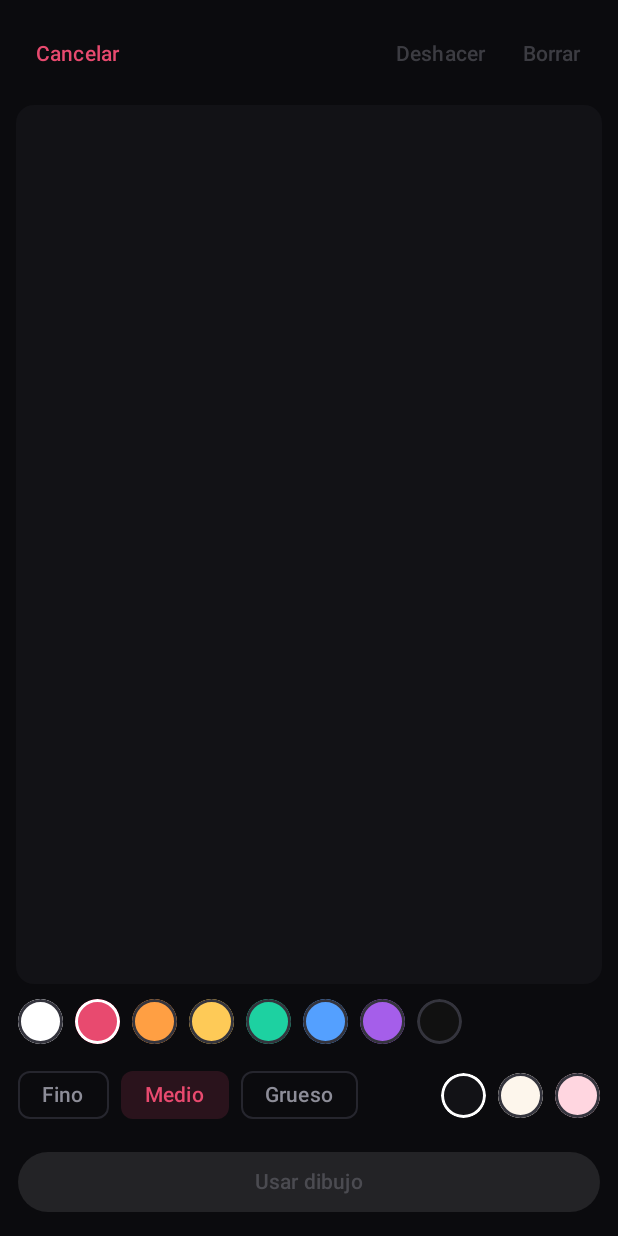
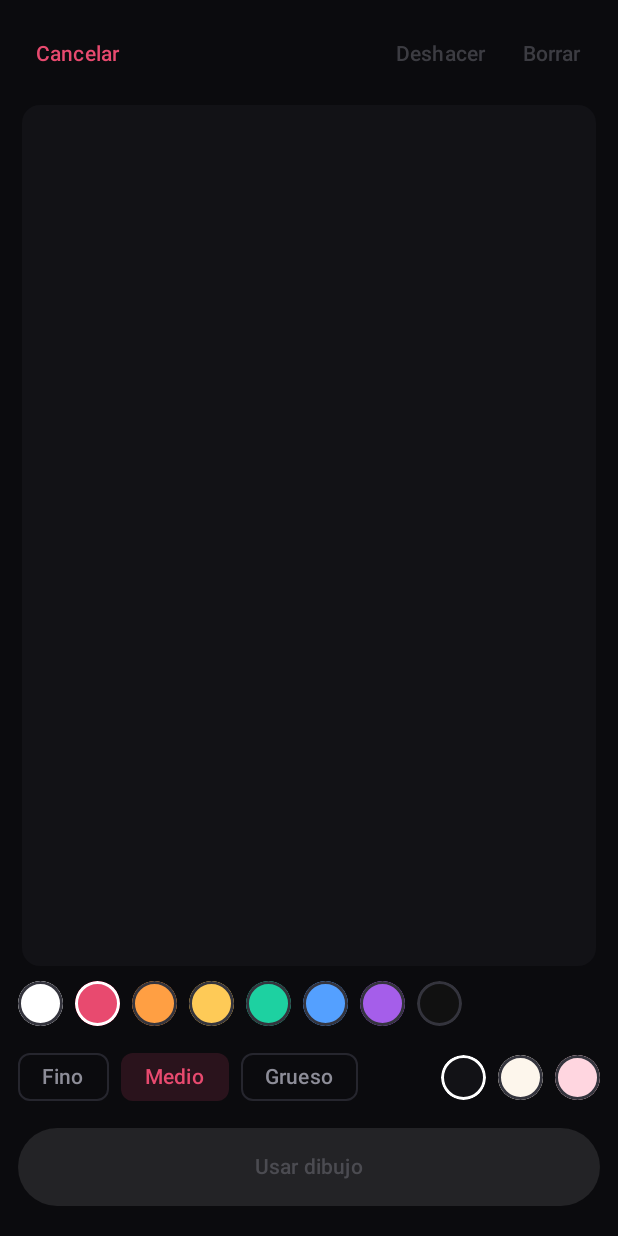
Before and after one commit to PoPiMiguel/4u, an Android app built with Jetpack Compose: the composable DrawScreen shown on its own in the app's theme, on a phone screen of 412 x 824 dp. Run offline under Robolectric (Android 15) with nearby library versions, the phone set to English and light mode, and no system bars; 3 statements that could not run were skipped.

Commit message:
Android: el lienzo de dibujo es una capa dentro de la ventana (no un Dialog) para respetar la barra de gestos
Co-Authored-By: Claude Opus 5.5 <noreply@anthropic.com>

```diff
--- a/android/app/src/main/java/app/fouru/ui/Draw.kt
+++ b/android/app/src/main/java/app/fouru/ui/Draw.kt
@@ -1,6 +1,7 @@
 package app.fouru.ui
 
 import android.os.SystemClock
+import androidx.activity.compose.BackHandler
 import androidx.compose.foundation.Canvas
 import androidx.compose.foundation.background
 import androidx.compose.foundation.border
@@ -14,6 +15,8 @@ import androidx.compose.foundation.layout.Spacer
 import androidx.compose.foundation.layout.aspectRatio
 import androidx.compose.foundation.layout.fillMaxSize
 import androidx.compose.foundation.layout.fillMaxWidth
+import androidx.compose.foundation.layout.heightIn
+import androidx.compose.foundation.layout.systemBarsPadding
 import androidx.compose.foundation.layout.padding
 import androidx.compose.foundation.layout.size
 import androidx.compose.foundation.shape.CircleShape
@@ -41,8 +44,6 @@ import androidx.compose.ui.graphics.drawscope.drawIntoCanvas
 import androidx.compose.ui.graphics.nativeCanvas
 import androidx.compose.ui.input.pointer.pointerInput
 import androidx.compose.ui.unit.dp
-import androidx.compose.ui.window.Dialog
-import androidx.compose.ui.window.DialogProperties
 import app.fouru.data.Drawing
 import app.fouru.data.DrawingRenderer
 import app.fouru.data.Stroke
@@ -67,9 +68,15 @@ fun DrawScreen(onDone: (Drawing) -> Unit, onCancel: () -> Unit) {
     // Reloj del dibujo: las pausas entre trazos se recortan a MAX_GAP_MS.
     var lastEnd by remember { mutableLongStateOf(0L) }
 
-    Dialog(onDismissRequest = onCancel, properties = DialogProperties(usePlatformDefaultWidth = false)) {
+    // Capa a pantalla completa dentro de la propia ventana (no un Dialog): así
+    // llegan los márgenes del sistema y nada queda debajo de la barra de gestos.
+    BackHandler(onBack = onCancel)
+    run {
         Surface(Modifier.fillMaxSize(), color = MaterialTheme.colorScheme.background) {
-            Column(Modifier.fillMaxSize().padding(12.dp), verticalArrangement = Arrangement.spacedBy(10.dp)) {
+            Column(
+                Modifier.fillMaxSize().systemBarsPadding().padding(start = 12.dp, end = 12.dp, top = 12.dp, bottom = 20.dp),
+                verticalArrangement = Arrangement.spacedBy(10.dp),
+            ) {
                 Row(verticalAlignment = Alignment.CenterVertically) {
                     TextButton(onClick = onCancel) { Text("Cancelar") }
                     Spacer(Modifier.weight(1f))
@@ -128,7 +135,7 @@ fun DrawScreen(onDone: (Drawing) -> Unit, onCancel: () -> Unit) {
                 }
                 Button(
                     enabled = strokes.isNotEmpty(),
-                    modifier = Modifier.fillMaxWidth(),
+                    modifier = Modifier.fillMaxWidth().heightIn(min = 52.dp),
                     onClick = { onDone(Drawing(bg = bg, strokes = strokes.toList())) },
                 ) { Text("Usar dibujo") }
             }
```
